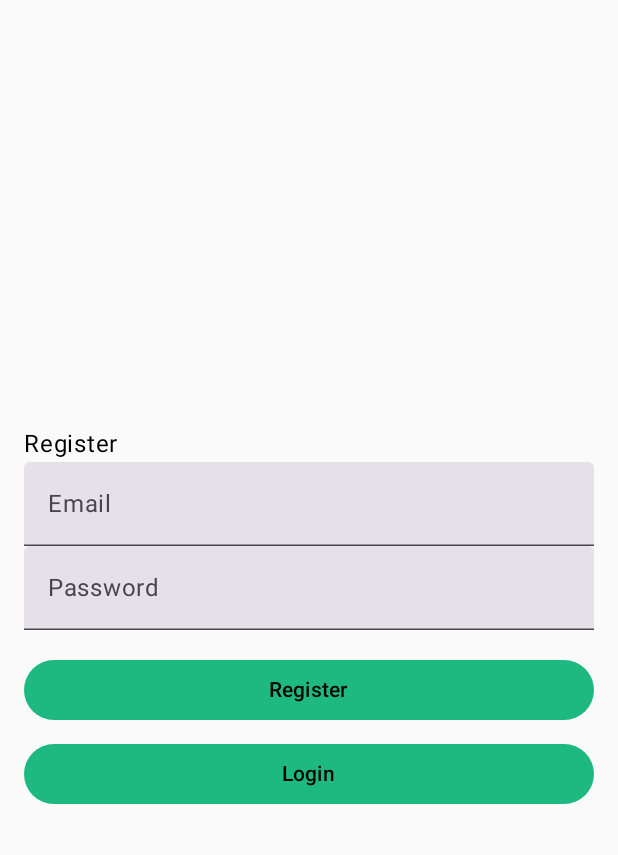
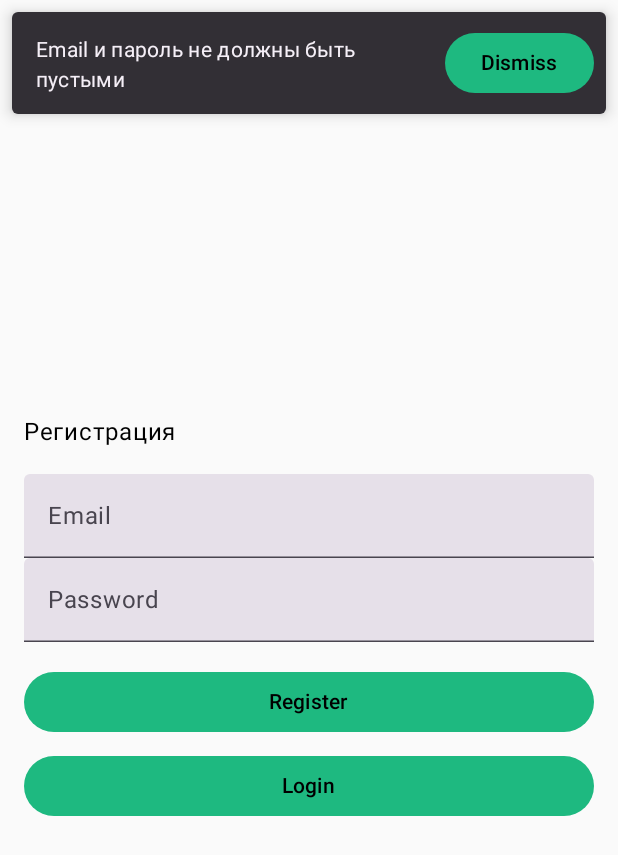
Before and after one commit to IFRAERI/ToDoList, an Android app built with Jetpack Compose: the RegisterScreen screen opened through its navigation route, after a tap on "Register", on a phone screen of 412 x 824 dp. Shown: the top 855 px of the screen. Run offline under Robolectric (Android 15) with nearby library versions, the light colour scheme and no system bars; our stand-ins replace Firebase (no records; nobody signed in at launch, a user with empty details on screens opened directly), livedata-compose; 1 statement that could not run was skipped.

Commit message:
fix autorisation

```diff
--- a/app/src/main/java/aodintsov/to_do_list/MainActivity.kt
+++ b/app/src/main/java/aodintsov/to_do_list/MainActivity.kt
@@ -1,26 +1,26 @@
 package aodintsov.to_do_list
 
+import android.annotation.SuppressLint
 import android.os.Bundle
 import androidx.activity.ComponentActivity
 import androidx.activity.compose.setContent
 import androidx.activity.viewModels
-import androidx.compose.foundation.layout.fillMaxSize
-import androidx.compose.foundation.layout.padding
 import androidx.compose.material3.*
 import androidx.compose.runtime.*
 import androidx.compose.ui.Modifier
-import androidx.compose.ui.unit.dp
+import androidx.compose.ui.platform.LocalContext
 import androidx.lifecycle.SavedStateHandle
 import androidx.lifecycle.viewmodel.compose.viewModel
-import androidx.navigation.NavController
+import androidx.navigation.NavHostController
 import androidx.navigation.compose.currentBackStackEntryAsState
 import androidx.navigation.compose.rememberNavController
 import aodintsov.to_do_list.model.TaskRepositoryImpl
 import aodintsov.to_do_list.navigation.AppNavigation
 import aodintsov.to_do_list.ui.theme.ToDoListTheme
-import aodintsov.to_do_list.view.LoginScreen
 import aodintsov.to_do_list.viewmodel.AuthViewModel
 import aodintsov.to_do_list.viewmodel.AuthViewModelFactory
+import aodintsov.to_do_list.viewmodel.NavControllerViewModel
+import aodintsov.to_do_list.viewmodel.NavControllerViewModelFactory
 import aodintsov.to_do_list.viewmodel.TaskViewModel
 import aodintsov.to_do_list.viewmodel.TaskViewModelFactory
 import com.google.firebase.auth.FirebaseAuth
@@ -37,7 +37,9 @@ class MainActivity : ComponentActivity() {
 
         setContent {
             ToDoListTheme {
-                val navController = rememberNavController()
+                val navControllerViewModel = rememberNavControllerViewModel()
+                val navController = navControllerViewModel.navController
+
                 var showLogoutDialog by remember { mutableStateOf(false) }
 
                 val currentBackStackEntry by navController.currentBackStackEntryAsState()
@@ -51,13 +53,32 @@ class MainActivity : ComponentActivity() {
                     showLogoutDialog = showLogoutDialog,
                     onDismissLogoutDialog = { showLogoutDialog = false }
                 )
+
+                DisposableEffect(Unit) {
+                    onDispose {
+                        navControllerViewModel.saveState()
+                    }
+                }
             }
         }
     }
 
+    @SuppressLint("RememberReturnType")
+    @Composable
+    fun rememberNavControllerViewModel(): NavControllerViewModel {
+        val context = LocalContext.current
+        val factory = NavControllerViewModelFactory(SavedStateHandle())
+        val viewModel: NavControllerViewModel = viewModel(factory = factory)
+        val navController = rememberNavController()
+        remember(navController) {
+            viewModel.initializeNavController(navController)
+        }
+        return viewModel
+    }
+
     @Composable
     private fun Content(
-        navController: NavController,
+        navController: NavHostController,
         authViewModelFactory: AuthViewModelFactory,
         taskViewModelFactory: TaskViewModelFactory,
         firebaseAuth: FirebaseAuth,
@@ -66,22 +87,15 @@ class MainActivity : ComponentActivity() {
         onDismissLogoutDialog: () -> Unit
     ) {
         val authViewModel: AuthViewModel = viewModel(factory = authViewModelFactory)
-        val taskViewModel: TaskViewModel by viewModels {
-            taskViewModelFactory
-        }
+        val taskViewModel: TaskViewModel by viewModels { taskViewModelFactory }
 
-        val currentUser = firebaseAuth.currentUser
-        if (currentUser != null) {
-            taskViewModel.fetchTasks(currentUser.uid)
         AppNavigation(
             navController = navController,
             taskViewModelFactory = taskViewModelFactory,
             authViewModelFactory = authViewModelFactory,
+            firebaseAuth = firebaseAuth,
             modifier = modifier
         )
-        } else {
-            LoginScreen(navController, authViewModelFactory = authViewModelFactory)
-        }
 
         if (showLogoutDialog) {
             AlertDialog(
@@ -109,7 +123,6 @@ class MainActivity : ComponentActivity() {
     }
 
     private fun createSavedStateHandle(): SavedStateHandle {
-        val savedStateHandle = SavedStateHandle()
-        return savedStateHandle
+        return SavedStateHandle()
     }
 }
--- a/app/src/main/java/aodintsov/to_do_list/view/RegisterScreen.kt
+++ b/app/src/main/java/aodintsov/to_do_list/view/RegisterScreen.kt
@@ -21,6 +21,7 @@ fun RegisterScreen(
     var email by remember { mutableStateOf("") }
     var password by remember { mutableStateOf("") }
     var errorMessage by rememberSaveable { mutableStateOf<String?>(null) }
+    var showSnackbar by remember { mutableStateOf(false) }
 
     Column(
         modifier = modifier
@@ -28,7 +29,9 @@ fun RegisterScreen(
             .padding(16.dp),
         verticalArrangement = Arrangement.Center
     ) {
-        Text(text = "Register")
+        Text(text = "Регистрация")
+
+        Spacer(modifier = Modifier.height(16.dp))
 
         TextField(
             value = email,
@@ -48,12 +51,18 @@ fun RegisterScreen(
 
         Button(
             onClick = {
-                authViewModel.register(email, password) { success ->
-                    if (success) {
-                        navController.navigate("taskList")
-                    } else {
-                        // Handle registration failure
-                        errorMessage = "Registration failed. Please try again."
+                if (email.isBlank() || password.isBlank()) {
+                    errorMessage = "Email и пароль не должны быть пустыми"
+                    showSnackbar = true
+                } else {
+                    authViewModel.register(email, password) { success ->
+                        if (success) {
+                            navController.navigate("taskList")
+                        } else {
+                            // Обработка ошибки регистрации
+                            errorMessage = "Регистрация не удалась. Пожалуйста, попробуйте снова."
+                            showSnackbar = true
+                        }
                     }
                 }
             },
@@ -71,4 +80,17 @@ fun RegisterScreen(
             Text(text = "Login")
         }
     }
+
+    if (showSnackbar) {
+        Snackbar(
+            action = {
+                Button(onClick = { showSnackbar = false }) {
+                    Text("Dismiss")
+                }
+            },
+            modifier = Modifier.padding(8.dp)
+        ) {
+            Text(text = errorMessage ?: "Unknown error")
+        }
+    }
 }
--- /dev/null
+++ b/app/src/main/java/aodintsov/to_do_list/viewmodel/NavControllerViewModel.kt
@@ -0,0 +1,23 @@
+package aodintsov.to_do_list.viewmodel
+
+import android.os.Bundle
+import androidx.lifecycle.SavedStateHandle
+import androidx.lifecycle.ViewModel
+import androidx.navigation.NavHostController
+import androidx.navigation.compose.rememberNavController
+
+class NavControllerViewModel(private val savedStateHandle: SavedStateHandle) : ViewModel() {
+    lateinit var navController: NavHostController
+
+    fun initializeNavController(controller: NavHostController) {
+        navController = controller
+        val savedState = savedStateHandle.get<Bundle>("navState")
+        savedState?.let {
+            navController.restoreState(it)
+        }
+    }
+
+    fun saveState() {
+        savedStateHandle["navState"] = navController.saveState()
+    }
+}
--- /dev/null
+++ b/app/src/main/java/aodintsov/to_do_list/viewmodel/NavControllerViewModelFactory.kt
@@ -0,0 +1,14 @@
+package aodintsov.to_do_list.viewmodel
+
+import androidx.lifecycle.SavedStateHandle
+import androidx.lifecycle.ViewModel
+import androidx.lifecycle.ViewModelProvider
+
+class NavControllerViewModelFactory(private val savedStateHandle: SavedStateHandle) : ViewModelProvider.Factory {
+    override fun <T : ViewModel> create(modelClass: Class<T>): T {
+        if (modelClass.isAssignableFrom(NavControllerViewModel::class.java)) {
+            return NavControllerViewModel(savedStateHandle) as T
+        }
+        throw IllegalArgumentException("Unknown ViewModel class")
+    }
+}
```
Also changed, not shown: app/src/main/java/aodintsov/to_do_list/navigation/AppNavigation.kt (+18 -5 lines), app/src/main/java/aodintsov/to_do_list/view/ForgotPasswordScreen.kt (added, +74 -0 lines), app/src/main/java/aodintsov/to_do_list/view/LoginScreen.kt (+45 -4 lines), app/src/main/java/aodintsov/to_do_list/view/TaskListScreen.kt (+20 -5 lines), app/src/main/java/aodintsov/to_do_list/viewmodel/AuthViewModel.kt (+11 -0 lines). Lines whose indentation alone changed are shown as unchanged.
